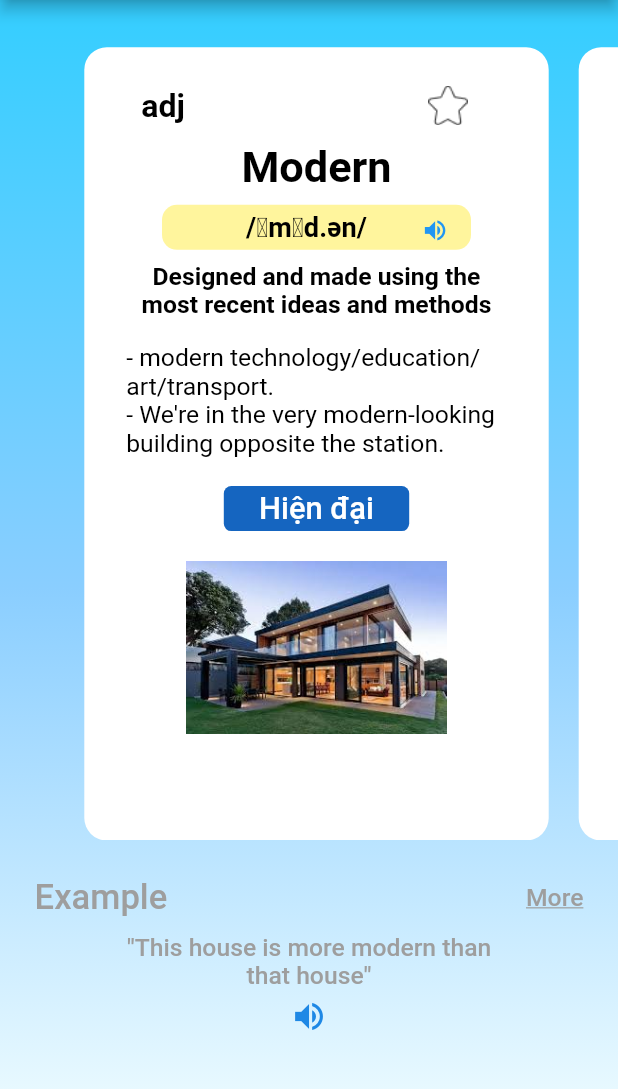
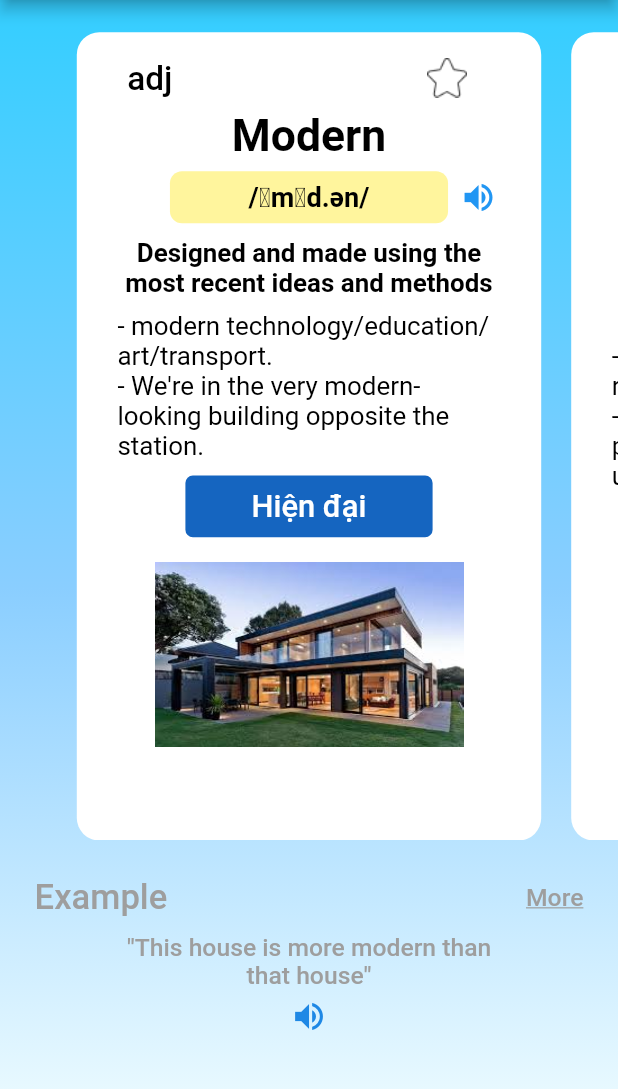
Before and after one commit to truonganhhoang/INT3120-2-2020, a Flutter app: the LearnAWord screen opened directly, on a phone screen of 412 x 824 dp, the part 84-1173 px from its top. Run offline on Flutter 3.47's test engine with Material 2 defaults, Android fonts, the phone set to English and light mode, and no system bars; drawn by our look-alikes of carousel_slider; our stand-ins replace assets_audio_player, device_preview, firebase_auth, firebase_core, firebase_database, flutter_swiper and 7 more; missing offline and left inert: flutter_dialogflow; accounts and stored records are empty; project files that could hold a hidden picture were left out.

Commit message:
Fix LearnAWord

```diff
--- /dev/null
+++ b/15/word_up_application/lib/learn_a_word_screen/fake_data.dart
@@ -0,0 +1,60 @@
+import 'package:word_up_application/word.dart';
+
+final Word word1 = Word(
+  id: 1,
+  word: 'Modern',
+  type: 'adj',
+  definition: 'Designed and made using the most recent ideas and methods',
+  meanCard: 'Hiện đại',
+  examples: [
+    '- modern technology/education/art/transport.',
+    '- We\'re in the very modern-looking building opposite the station.'
+  ],
+  pathSoundUK: 'assets/audios/modern_UK.mp3',
+  pathSoundUS: 'pathSoundUS',
+  pronounceUS: '/ˈmɒd.ən/',
+  pronounceUK: '/ˈmɒd.ən/',
+  imagePaths: ['assets/images/modern.jpg'],
+  quotes: ['This house is more modern than that house'],
+  isFavorite: false,
+);
+final Word word2 = Word(
+  id: 1,
+  word: 'Modern',
+  type: 'noun',
+  definition:
+      'of the present or recent times, especially the period of history since around 1500',
+  meanCard: 'Mới mẻ',
+  examples: [
+    '- What do you think is the role of religion in the modern world?',
+    '- Taste is a complex, modern phenomenon that can be understood in a number of ways.'
+  ],
+  pathSoundUK: 'assets/audios/modern_UK.mp3',
+  pathSoundUS: 'pathSoundUS',
+  pronounceUS: '/ˈmɒd.ən/',
+  pronounceUK: '/ˈmɒd.ən/',
+  imagePaths: ['assets/images/modern1.jpg'],
+  quotes: ['This house is more modern than that house'],
+  isFavorite: true,
+);
+final Word word3 = Word(
+  id: 1,
+  word: 'Modern',
+  type: 'verb',
+  definition:
+      'existing in the present or using or based on recently developed ideas, methods, or styles',
+  meanCard: 'Tân tiến',
+  examples: [
+    '- In the early modern period some significant themes emerge.',
+    '- The main appeal of the modern reader is that it tells the story so well.'
+  ],
+  pathSoundUK: 'assets/audios/modern_UK.mp3',
+  pathSoundUS: 'pathSoundUS',
+  pronounceUS: '/ˈmɒd.ən/',
+  pronounceUK: '/ˈmɒd.ən/',
+  imagePaths: ['assets/images/modern2.jpg'],
+  quotes: ['This house is more modern than that house'],
+  isFavorite: false,
+);
+
+final words = [word1, word2, word3];
--- a/15/word_up_application/lib/learn_a_word_screen/learn_a_word_screen.dart
+++ b/15/word_up_application/lib/learn_a_word_screen/learn_a_word_screen.dart
@@ -7,26 +7,9 @@ import 'package:word_up_application/components/common_components.dart';
 import 'package:carousel_slider/carousel_slider.dart';
 import 'package:word_up_application/size_config.dart';
 import 'share_screen.dart';
+import 'fake_data.dart';
 
 class LearnAWord extends StatelessWidget {
-  final Word word = Word(
-    id: 1,
-    word: 'Modern',
-    type: 'adj',
-    definition: 'Designed and made using the most recent ideas and methods',
-    meanCard: 'Hiện đại',
-    examples: [
-      '- modern technology/education/art/transport.',
-      '- We\'re in the very modern-looking building opposite the station.'
-    ],
-    pathSoundUK: 'assets/audios/modern_UK.mp3',
-    pathSoundUS: 'pathSoundUS',
-    pronounceUS: '/ˈmɒd.ən/',
-    pronounceUK: '/ˈmɒd.ən/',
-    imagePaths: ['assets/images/modern.jpg'],
-    quotes: ['This house is more modern than that house'],
-  );
-
   Widget build(BuildContext context) {
     return Scaffold(
         appBar: AppBar(
@@ -62,13 +45,13 @@ class LearnAWord extends StatelessWidget {
                 onPageChanged: (index) {},
                 items: <Widget>[
                   LearnBox(
-                    word: word,
+                    word: words[0],
                   ),
                   LearnBox(
-                    word: word,
+                    word: words[1],
                   ),
                   LearnBox(
-                    word: word,
+                    word: words[2],
                   ),
                 ],
               ),
@@ -110,7 +93,7 @@ class LearnAWord extends StatelessWidget {
                           margin: EdgeInsets.only(top: 10),
                           width: 32 * SizeConfig.heightMultiplier,
                           padding: EdgeInsets.only(bottom: 5),
-                          child: Text('"' + word.quotes[0] + '"',
+                          child: Text('"' + word1.quotes[0] + '"',
                               textAlign: TextAlign.center,
                               style: TextStyle(
                                 color: Colors.grey[500],
--- a/15/word_up_application/lib/learn_a_word_screen/learn_box.dart
+++ b/15/word_up_application/lib/learn_a_word_screen/learn_box.dart
@@ -11,8 +11,8 @@ class LearnBox extends StatelessWidget {
   @override
   Widget build(BuildContext context) {
     return Container(
-      width: 400,
-      margin: EdgeInsets.only(top: 15.0, left: 15, right: 5),
+      width: 90 * SizeConfig.widthMultiplier,
+      margin: EdgeInsets.only(top: 5.0, left: 10, right: 10),
       decoration: BoxDecoration(
         color: Colors.white,
         borderRadius: BorderRadius.circular(15),
@@ -21,14 +21,16 @@ class LearnBox extends StatelessWidget {
         mainAxisAlignment: MainAxisAlignment.center,
         children: <Widget>[
           new Container(
-              width: 32 * SizeConfig.heightMultiplier,
-              height: 63 * SizeConfig.heightMultiplier,
-              margin: EdgeInsets.fromLTRB(10, 00, 10, 0),
-              padding: EdgeInsets.only(left: 5, right: 5),
+              width: 70 * SizeConfig.widthMultiplier,
+              height: 65 * SizeConfig.heightMultiplier,
+              //margin: EdgeInsets.fromLTRB(8, 00, 8, 0),
+              padding: EdgeInsets.only(left: 8, right: 8),
               child: Column(
                 children: [
-                  Padding(
-                    padding: EdgeInsets.only(left: 10, right: 10, top: 10),
+                  Container(
+                    padding: EdgeInsets.only(
+                        left: 15, right: 15, top: SizeConfig.textMultiplier),
+                    height: 6 * SizeConfig.textMultiplier,
                     child: Row(
                       mainAxisAlignment: MainAxisAlignment.spaceBetween,
                       children: [
@@ -36,42 +38,42 @@ class LearnBox extends StatelessWidget {
                           word.type,
                           style: TextStyle(
                             color: Colors.black,
-                            fontWeight: FontWeight.bold,
-                            fontSize: 2.6 * SizeConfig.textMultiplier,
+                            fontWeight: FontWeight.w500,
+                            fontSize: 2.7 * SizeConfig.textMultiplier,
                           ),
                         ),
-                        StarFavorite(wordId: word.id,size: 3.2 * SizeConfig.heightMultiplier,isFavorite: false,)
+                        StarFavorite(
+                          wordId: word.id,
+                          size: 3.2 * SizeConfig.heightMultiplier,
+                          isFavorite: word.isFavorite,
+                        )
                       ],
+                    ),
+                  ),
+                  Text(
+                    word.word,
+                    textAlign: TextAlign.center,
+                    style: TextStyle(
+                      color: Colors.black,
+                      fontWeight: FontWeight.bold,
+                      fontSize: 3.6 * SizeConfig.textMultiplier,
                     ),
                   ),
                   Row(
                     mainAxisAlignment: MainAxisAlignment.center,
                     children: [
-                      Text(
-                        word.word,
-                        style: TextStyle(
-                          color: Colors.black,
-                          fontWeight: FontWeight.bold,
-                          fontSize: 3.5 * SizeConfig.textMultiplier,
+                      Container(
+                        width: 45 * SizeConfig.widthMultiplier,
+                        height: 4.2 * SizeConfig.textMultiplier,
+                        margin: EdgeInsets.only(
+                            left: 5 * SizeConfig.widthMultiplier),
+                        padding: EdgeInsets.only(
+                            top: 0.8 * SizeConfig.textMultiplier),
+                        decoration: BoxDecoration(
+                          color: Colors.yellow[200],
+                          borderRadius: BorderRadius.circular(8),
                         ),
-                      ),
-                    ],
-                  ),
-                  Container(
-                    width: 25 * SizeConfig.heightMultiplier,
-                    height: 30,
-                    margin: EdgeInsets.only(top: SizeConfig.heightMultiplier),
-                    padding:
-                        EdgeInsets.only(left: 6.8 * SizeConfig.textMultiplier),
-                    decoration: BoxDecoration(
-                      color: Colors.yellow[200],
-                      borderRadius: BorderRadius.circular(10),
-                    ),
-                    child: Row(
-                      mainAxisAlignment: MainAxisAlignment.spaceBetween,
-                      crossAxisAlignment: CrossAxisAlignment.center,
-                      children: [
-                        Text(
+                        child: Text(
                           word.pronounceUK,
                           textAlign: TextAlign.center,
                           style: TextStyle(
@@ -80,7 +82,10 @@ class LearnBox extends StatelessWidget {
                             fontSize: 2.2 * SizeConfig.textMultiplier,
                           ),
                         ),
-                        IconButton(
+                      ),
+                      Container(
+                        width: 5 * SizeConfig.widthMultiplier,
+                        child: IconButton(
                           onPressed: () => (assetsAudioPlayer.open(
                             Audio(word.pathSoundUK),
                           )),
@@ -89,29 +94,30 @@ class LearnBox extends StatelessWidget {
                           icon: Icon(
                             Icons.volume_up,
                             color: Colors.blue,
-                            size: 2.2 * SizeConfig.textMultiplier,
+                            size: 3 * SizeConfig.textMultiplier,
                           ),
                         ),
-                      ],
-                    ),
+                      ),
+                    ],
                   ),
                   Container(
-                    margin: EdgeInsets.only(top: SizeConfig.heightMultiplier),
+                    margin:
+                        EdgeInsets.only(top: 0.8 * SizeConfig.widthMultiplier),
                     child: Text(
                       word.definition,
                       textAlign: TextAlign.center,
                       style: TextStyle(
                         color: Colors.black,
                         fontWeight: FontWeight.w600,
-                        fontSize: 2 * SizeConfig.textMultiplier,
+                        fontSize: 2.1 * SizeConfig.textMultiplier,
                       ),
                     ),
                   ),
                   Container(
-                    width: 350,
-                    height: 10 * SizeConfig.heightMultiplier,
+                    width: 62 * SizeConfig.widthMultiplier,
+                    //height: 14 * SizeConfig.heightMultiplier,
                     margin:
-                        EdgeInsets.only(top: 2 * SizeConfig.heightMultiplier),
+                        EdgeInsets.only(top: 1 * SizeConfig.heightMultiplier),
                     child: Column(
                       children: [
                         Text(
@@ -120,7 +126,7 @@ class LearnBox extends StatelessWidget {
                           style: TextStyle(
                             color: Colors.black,
                             fontWeight: FontWeight.w400,
-                            fontSize: 2 * SizeConfig.textMultiplier,
+                            fontSize: 2.1 * SizeConfig.textMultiplier,
                           ),
                         ),
                         Text(
@@ -128,17 +134,17 @@ class LearnBox extends StatelessWidget {
                           style: TextStyle(
                             color: Colors.black,
                             fontWeight: FontWeight.w400,
-                            fontSize: 2 * SizeConfig.textMultiplier,
+                            fontSize: 2.1 * SizeConfig.textMultiplier,
                           ),
                         ),
                       ],
                     ),
                   ),
                   Container(
-                    width: 15 * SizeConfig.heightMultiplier,
-                    height: 30,
+                    width: 40 * SizeConfig.widthMultiplier,
+                    height: 5 * SizeConfig.textMultiplier,
                     margin:
-                        EdgeInsets.only(top: 1.5 * SizeConfig.heightMultiplier),
+                        EdgeInsets.only(top: 1.2 * SizeConfig.textMultiplier),
                     decoration: BoxDecoration(
                       color: Colors.blue[800],
                       borderRadius: BorderRadius.circular(5),
@@ -159,11 +165,12 @@ class LearnBox extends StatelessWidget {
                     ),
                   ),
                   Container(
-                    margin:
-                        EdgeInsets.only(top: 2.4 * SizeConfig.textMultiplier),
-                    width: 27 * SizeConfig.heightMultiplier,
-                    height: 14 * SizeConfig.heightMultiplier,
-                    child: Image(image: AssetImage(word.imagePaths[0])),
+                    margin: EdgeInsets.only(top: 2 * SizeConfig.textMultiplier),
+                    child: Image(
+                        image: AssetImage(word.imagePaths[0]),
+                        width: 50 * SizeConfig.widthMultiplier,
+                        height: 15 * SizeConfig.heightMultiplier,
+                        fit: BoxFit.fill),
                   )
                 ],
               )),
--- a/15/word_up_application/lib/word.dart
+++ b/15/word_up_application/lib/word.dart
@@ -30,6 +30,7 @@ class Word {
     this.examples,
     this.imagePaths,
     this.quotes,
+    this.isFavorite,
   });
 
   // Convert a Word object into Map object
```
Also changed, not shown: 15/word_up_application/assets/images/modern1.jpg (added), 15/word_up_application/assets/images/modern2.jpg (added).
